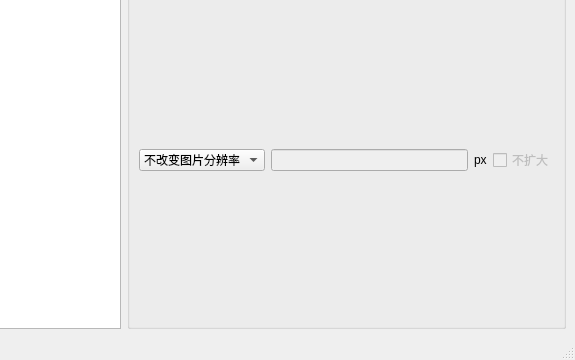
First picture: the form in mainwindow.ui, repository foreverzxc/Photo2PDF, before the edit; both pictures show x 528 to 1103 and y 470 to 830 of the 1103 by 830 pixel window.
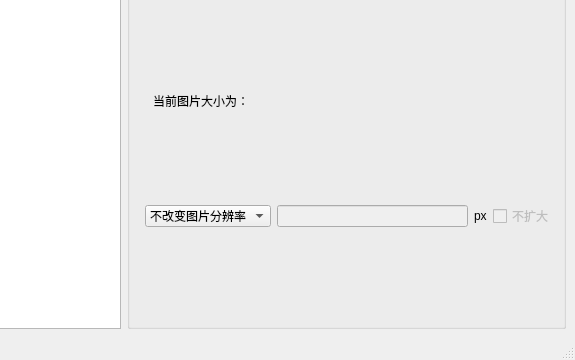
Second picture: the form after the edit. Custom widgets are drawn as their Qt base class.

```diff
--- a/mainwindow.ui
+++ b/mainwindow.ui
@@ -135,8 +135,11 @@
           <property name="title">
            <string>设置</string>
           </property>
-          <layout class="QVBoxLayout" name="verticalLayout">
-           <item>
+          <layout class="QGridLayout" name="gridLayout_2">
+           <property name="leftMargin">
+            <number>15</number>
+           </property>
+           <item row="1" column="0">
             <layout class="QHBoxLayout" name="horizontalLayout_2">
              <item>
               <widget class="QComboBox" name="comboBox">
@@ -183,6 +186,26 @@
              </item>
             </layout>
            </item>
+           <item row="0" column="0">
+            <layout class="QHBoxLayout" name="horizontalLayout_5">
+             <property name="leftMargin">
+              <number>8</number>
+             </property>
+             <item>
+              <widget class="QLabel" name="photoPixelInfoLabel">
+               <property name="sizePolicy">
+                <sizepolicy hsizetype="Preferred" vsizetype="Fixed">
+                 <horstretch>0</horstretch>
+                 <verstretch>0</verstretch>
+                </sizepolicy>
+               </property>
+               <property name="text">
+                <string>当前图片大小为：</string>
+               </property>
+              </widget>
+             </item>
+            </layout>
+           </item>
           </layout>
          </widget>
         </item>
```
